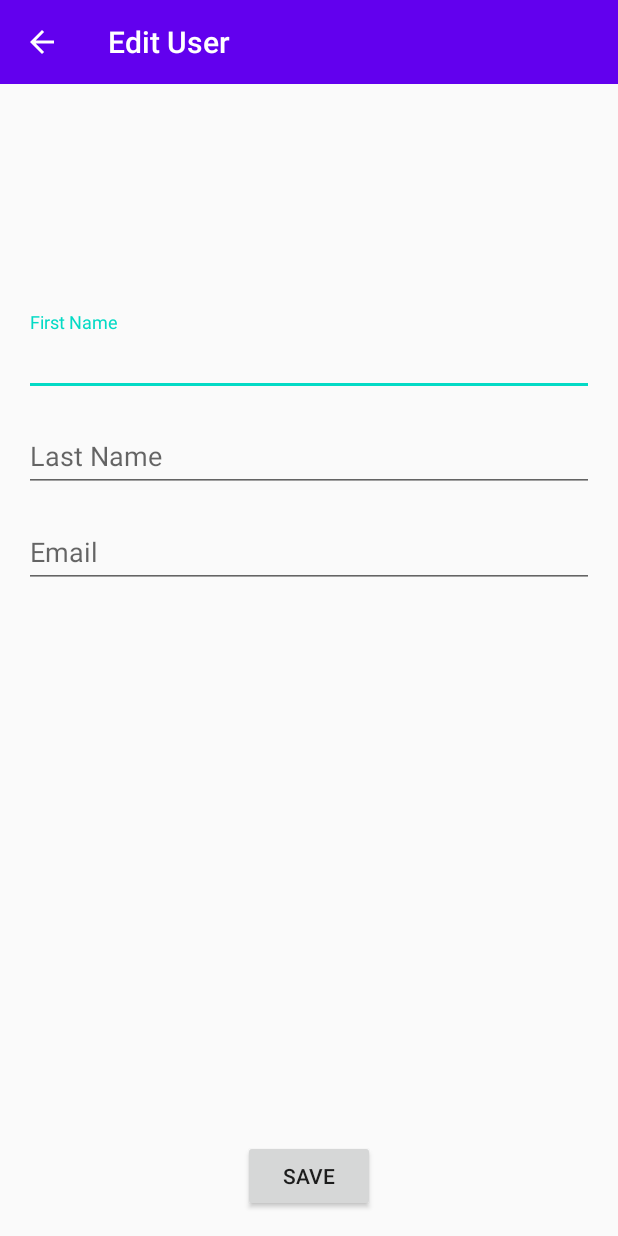
After one commit to ItsAlexanderPopov/android-app, an Android app built with Jetpack Compose: the EditUserActivity screen opened directly, with no data from a screen before it, on a phone screen of 412 x 824 dp. The commit adds this screen. Run offline under Robolectric (Android 15) with nearby library versions, the phone set to English and light mode, and no system bars; pictures from the network do not load.

Commit message:
user edit

```diff
--- a/app/build.gradle.kts
+++ b/app/build.gradle.kts
@@ -74,6 +74,7 @@ dependencies {
     implementation("androidx.lifecycle:lifecycle-viewmodel-ktx:2.8.4")
     implementation("androidx.lifecycle:lifecycle-livedata-ktx:2.8.4")
     implementation("androidx.activity:activity-ktx:1.9.1")
+    implementation("com.google.android.material:material:1.12.0")
     testImplementation(libs.junit)
     androidTestImplementation(libs.androidx.junit)
     androidTestImplementation(libs.androidx.espresso.core)
--- a/app/src/main/AndroidManifest.xml
+++ b/app/src/main/AndroidManifest.xml
@@ -22,6 +22,7 @@
                 <category android:name="android.intent.category.LAUNCHER" />
             </intent-filter>
         </activity>
+        <activity android:name=".EditUserActivity" />
     </application>
 
 </manifest>
--- a/app/src/main/java/com/example/easysale/ApiService.java
+++ b/app/src/main/java/com/example/easysale/ApiService.java
@@ -4,6 +4,7 @@ import retrofit2.Call;
 import retrofit2.http.Body;
 import retrofit2.http.DELETE;
 import retrofit2.http.GET;
+import retrofit2.http.POST;
 import retrofit2.http.PUT;
 import retrofit2.http.Path;
 import retrofit2.http.Query;
@@ -21,4 +22,8 @@ public interface ApiService {
     // Update user details by ID
     @PUT("api/users/{id}")
     Call<UserResponse> updateUser(@Path("id") int userId, @Body User user);
+
+    // New endpoint for creating a user
+    @POST("api/users")
+    Call<UserResponse> createUser(@Body User user);
 }
--- /dev/null
+++ b/app/src/main/java/com/example/easysale/EditUserActivity.java
@@ -0,0 +1,120 @@
+package com.example.easysale;
+
+import android.content.Intent;
+import android.os.Bundle;
+import android.view.MenuItem;
+import android.widget.Toast;
+
+import androidx.activity.OnBackPressedCallback;
+import androidx.appcompat.app.AppCompatActivity;
+import androidx.lifecycle.ViewModelProvider;
+
+import com.bumptech.glide.Glide;
+import com.example.easysale.databinding.ActivityEditUserBinding;
+
+public class EditUserActivity extends AppCompatActivity {
+    private ActivityEditUserBinding binding;
+    private UserViewModel userViewModel;
+    private User currentUser;
+
+    @Override
+    protected void onCreate(Bundle savedInstanceState) {
+        super.onCreate(savedInstanceState);
+        binding = ActivityEditUserBinding.inflate(getLayoutInflater());
+        setContentView(binding.getRoot());
+
+        // Retrieve the Intent data here
+        Intent intent = getIntent();
+        if (intent != null) {
+            currentUser = (User) intent.getSerializableExtra("USER");
+        }
+
+        setupToolbar();
+        setupViewModel();
+        loadUserData();
+        setupSaveButton();
+        setupBackNavigation();
+    }
+
+    private void setupToolbar() {
+        setSupportActionBar(binding.toolbar);
+        if (getSupportActionBar() != null) {
+            getSupportActionBar().setDisplayHomeAsUpEnabled(true);
+            getSupportActionBar().setTitle("Edit User");
+        }
+    }
+
+    private void setupViewModel() {
+        userViewModel = new ViewModelProvider(this).get(UserViewModel.class);
+    }
+
+    private void loadUserData() {
+        if (currentUser != null) {
+            binding.editTextFirstName.setText(currentUser.getFirstName());
+            binding.editTextLastName.setText(currentUser.getLastName());
+            binding.editTextEmail.setText(currentUser.getEmail());
+            // Load avatar image using Glide
+            Glide.with(this)
+                    .load(currentUser.getAvatar())
+                    .circleCrop()
+                    .into(binding.imageViewAvatar);
+        } else {
+            // Handle the error case
+            showError("User data not found!");
+        }
+    }
+
+    private void setupSaveButton() {
+        binding.buttonSave.setOnClickListener(v -> updateUser());
+    }
+
+    private void setupBackNavigation() {
+        getOnBackPressedDispatcher().addCallback(this, new OnBackPressedCallback(true) {
+            @Override
+            public void handleOnBackPressed() {
+                finish();
+            }
+        });
+    }
+
+    private void updateUser() {
+        String firstName = binding.editTextFirstName.getText().toString();
+        String lastName = binding.editTextLastName.getText().toString();
+        String email = binding.editTextEmail.getText().toString();
+
+        if (firstName.isEmpty() || lastName.isEmpty() || email.isEmpty()) {
+            showError("All fields are required");
+            return;
+        }
+
+        currentUser.setFirstName(firstName);
+        currentUser.setLastName(lastName);
+        currentUser.setEmail(email);
+
+        userViewModel.updateUser(currentUser, new UserViewModel.OnUserUpdateListener() {
+            @Override
+            public void onUserUpdated() {
+                setResult(RESULT_OK);
+                finish();
+            }
+
+            @Override
+            public void onError(String error) {
+                showError(error);
+            }
+        });
+    }
+
+    private void showError(String error) {
+        Toast.makeText(this, error, Toast.LENGTH_SHORT).show();
+    }
+
+    @Override
+    public boolean onOptionsItemSelected(MenuItem item) {
+        if (item.getItemId() == android.R.id.home) {
+            getOnBackPressedDispatcher().onBackPressed();
+            return true;
+        }
+        return super.onOptionsItemSelected(item);
+    }
+}
--- a/app/src/main/java/com/example/easysale/User.java
+++ b/app/src/main/java/com/example/easysale/User.java
@@ -1,6 +1,8 @@
 package com.example.easysale;
 
-public class User {
+import java.io.Serializable;
+
+public class User implements Serializable {
     private int id;
     private String email;
     private String first_name;
--- /dev/null
+++ b/app/src/main/res/layout/activity_edit_user.xml
@@ -0,0 +1,80 @@
+<?xml version="1.0" encoding="utf-8"?>
+<LinearLayout xmlns:android="http://schemas.android.com/apk/res/android"
+    android:layout_width="match_parent"
+    android:layout_height="match_parent"
+    android:orientation="vertical">
+
+    <androidx.appcompat.widget.Toolbar
+        android:id="@+id/toolbar"
+        android:layout_width="match_parent"
+        android:layout_height="?attr/actionBarSize"
+        android:background="?attr/colorPrimary"
+        android:theme="@style/ThemeOverlay.AppCompat.Dark.ActionBar" />
+
+    <ScrollView
+        android:layout_width="match_parent"
+        android:layout_height="0dp"
+        android:layout_weight="1">
+
+        <LinearLayout
+            android:layout_width="match_parent"
+            android:layout_height="wrap_content"
+            android:orientation="vertical"
+            android:padding="16dp">
+
+            <ImageView
+                android:id="@+id/imageViewAvatar"
+                android:layout_width="120dp"
+                android:layout_height="120dp"
+                android:layout_gravity="center_horizontal"
+                android:layout_marginBottom="16dp" />
+
+            <com.google.android.material.textfield.TextInputLayout
+                android:layout_width="match_parent"
+                android:layout_height="wrap_content"
+                android:layout_marginBottom="8dp">
+
+                <EditText
+                    android:id="@+id/editTextFirstName"
+                    android:layout_width="match_parent"
+                    android:layout_height="wrap_content"
+                    android:hint="First Name" />
+            </com.google.android.material.textfield.TextInputLayout>
+
+            <com.google.android.material.textfield.TextInputLayout
+                android:layout_width="match_parent"
+                android:layout_height="wrap_content"
+                android:layout_marginBottom="8dp">
+
+                <EditText
+                    android:id="@+id/editTextLastName"
+                    android:layout_width="match_parent"
+                    android:layout_height="wrap_content"
+                    android:hint="Last Name" />
+            </com.google.android.material.textfield.TextInputLayout>
+
+            <com.google.android.material.textfield.TextInputLayout
+                android:layout_width="match_parent"
+                android:layout_height="wrap_content"
+                android:layout_marginBottom="16dp">
+
+                <EditText
+                    android:id="@+id/editTextEmail"
+                    android:layout_width="match_parent"
+                    android:layout_height="wrap_content"
+                    android:hint="Email"
+                    android:inputType="textEmailAddress" />
+            </com.google.android.material.textfield.TextInputLayout>
+
+        </LinearLayout>
+    </ScrollView>
+
+    <Button
+        android:id="@+id/buttonSave"
+        android:layout_width="wrap_content"
+        android:layout_height="wrap_content"
+        android:layout_gravity="center_horizontal"
+        android:layout_marginBottom="16dp"
+        android:text="Save" />
+
+</LinearLayout>
--- a/app/src/main/res/values/themes.xml
+++ b/app/src/main/res/values/themes.xml
@@ -5,6 +5,8 @@
         <item name="colorPrimary">@color/colorPrimary</item>
         <item name="colorPrimaryDark">@color/colorPrimaryDark</item>
         <item name="colorAccent">@color/colorAccent</item>
+        <item name="windowActionBar">false</item>
+        <item name="windowNoTitle">true</item>
     </style>
 
 </resources>
```
Also changed, not shown: app/src/main/java/com/example/easysale/FetchUsers.java (+22 -0 lines), app/src/main/java/com/example/easysale/MainActivity.java (+20 -2 lines), app/src/main/java/com/example/easysale/UserAdapter.java (+12 -1 lines), app/src/main/java/com/example/easysale/UserViewModel.java (+26 -0 lines).
